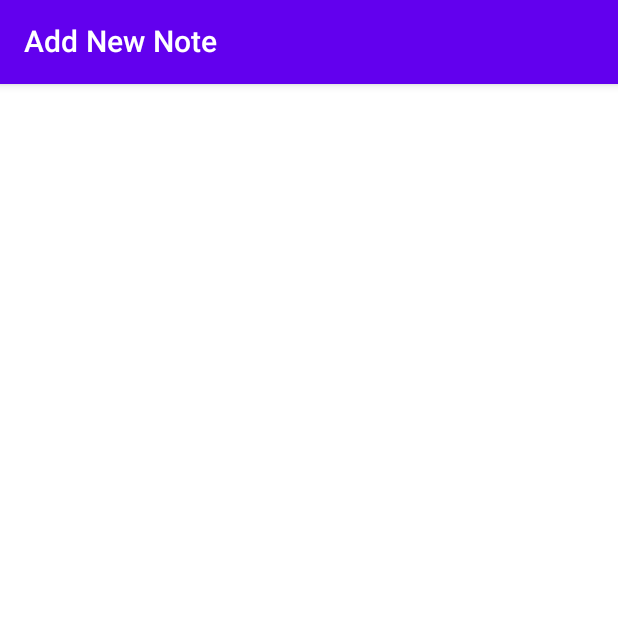
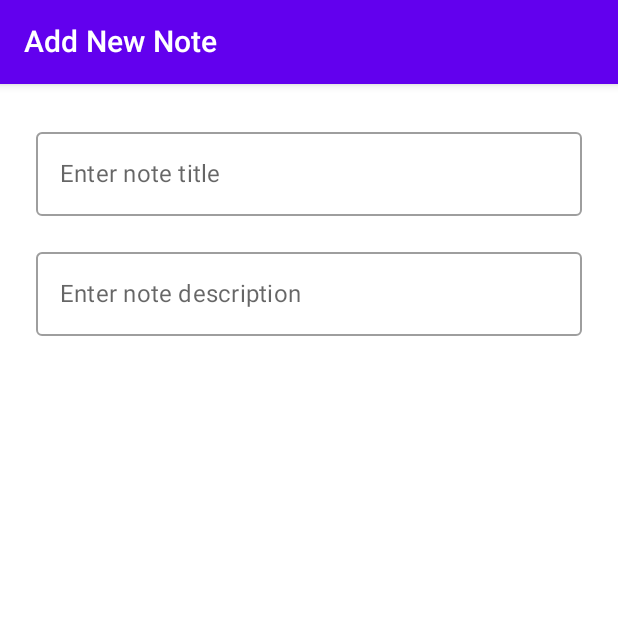
Before and after one commit to andremw96/notesnotes-kmm, an Android app built with Jetpack Compose: the composable AddEditNoteScreen called with empty values, on a phone screen of 412 x 824 dp, the top half of it. Run offline under Robolectric (Android 15) with nearby library versions, the phone set to English and light mode, and no system bars; our stand-ins replace constraintlayout-compose.

Commit message:
able to show data on edit screen

```diff
--- a/androidApp/build.gradle.kts
+++ b/androidApp/build.gradle.kts
@@ -72,4 +72,6 @@ dependencies {
 
     // gson
     implementation("com.google.code.gson:gson:2.10")
+
+    implementation("androidx.constraintlayout:constraintlayout-compose:1.0.1")
 }
--- a/androidApp/src/main/java/com/andremw96/notesnotes_kmm/android/ui/addeditnote/AddEditNoteScreen.kt
+++ b/androidApp/src/main/java/com/andremw96/notesnotes_kmm/android/ui/addeditnote/AddEditNoteScreen.kt
@@ -1,8 +1,20 @@
 package com.andremw96.notesnotes_kmm.android.ui.addeditnote
 
+import androidx.compose.foundation.background
+import androidx.compose.foundation.layout.*
+import androidx.compose.foundation.text.KeyboardOptions
+import androidx.compose.material.MaterialTheme
 import androidx.compose.material.Scaffold
+import androidx.compose.material.Text
 import androidx.compose.runtime.Composable
+import androidx.compose.runtime.mutableStateOf
+import androidx.compose.runtime.remember
+import androidx.compose.ui.Modifier
+import androidx.compose.ui.text.input.ImeAction
+import androidx.compose.ui.unit.dp
+import androidx.constraintlayout.compose.ConstraintLayout
 import androidx.navigation.NavHostController
+import com.andremw96.notesnotes_kmm.android.composable.OutlinedTextFieldValidation
 import com.andremw96.notesnotes_kmm.android.model.NoteItem
 import com.andremw96.notesnotes_kmm.android.ui.widget.NotesToolbar
 
@@ -11,14 +23,65 @@ fun AddEditNoteScreen(
     navController: NavHostController,
     noteItem: NoteItem?,
 ) {
+    val isNewNote = remember {
+        mutableStateOf(noteItem == null || noteItem.title == "")
+    }
+
     Scaffold(
         topBar = {
             NotesToolbar(
                 navController,
-                if (noteItem == null || noteItem.title == "") "Add New Note" else "Edit ${noteItem.title}"
+                if (isNewNote.value) "Add New Note" else "Edit ${noteItem?.title}"
             )
         },
     ) {
+        Column(
+            modifier = Modifier
+                .fillMaxSize()
+                .background(MaterialTheme.colors.background)
+                .padding(16.dp),
+        ) {
+            ConstraintLayout {
+                val (textField1, textField2) = createRefs()
 
+                OutlinedTextFieldValidation(
+                    value = noteItem?.title ?: "",
+                    onValueChange = {
+                    },
+                    error = "",
+                    singleLine = true,
+                    label = {
+                        Text(text = "Enter note title")
+                    },
+                    keyboardOptions = KeyboardOptions(imeAction = ImeAction.Next),
+                    modifier = Modifier
+                        .constrainAs(textField1) {
+                            top.linkTo(parent.top)
+                            start.linkTo(parent.start)
+                            end.linkTo(parent.end)
+                        }
+                )
+
+                OutlinedTextFieldValidation(
+                    value = noteItem?.description ?: "",
+                    onValueChange = {
+
+                    },
+                    error = "",
+                    singleLine = false,
+                    label = {
+                        Text(text = "Enter note description")
+                    },
+                    modifier = Modifier
+                        .defaultMinSize(minHeight = 100.dp)
+                        .constrainAs(textField2) {
+                            top.linkTo(textField1.bottom)
+                            start.linkTo(parent.start)
+                            end.linkTo(parent.end)
+                            bottom.linkTo(parent.bottom)
+                        },
+                )
+            }
+        }
     }
 }
```
